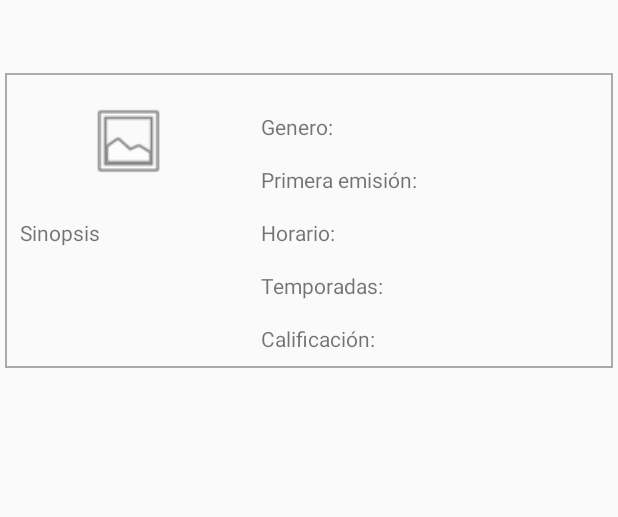
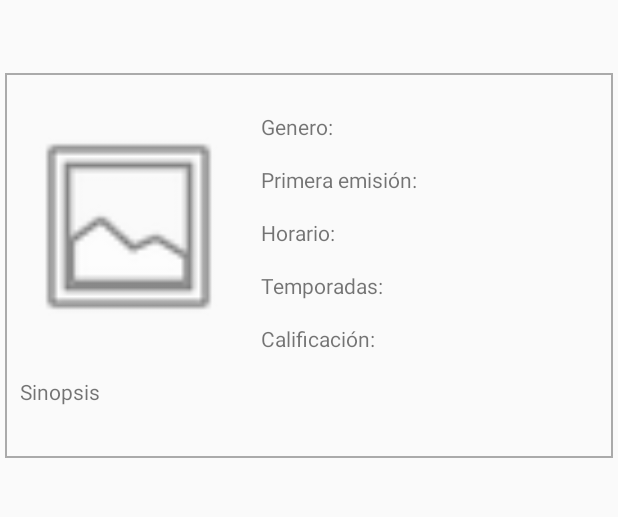
Before and after one commit to GustavoReMa/seriesMedioM, an Android app: the DetailsFragment screen opened directly, with no data from a screen before it, on a phone screen of 412 x 824 dp, the part 120-637 px from its top. Run offline under Robolectric (Android 15) with nearby library versions, the phone set to English and light mode, and no system bars; our stand-ins replace ButterKnife, Picasso; pictures from the network do not load; 2 statements that could not run were skipped.

Commit message:
Modificaciones pantalla

```diff
--- a/app/build.gradle
+++ b/app/build.gradle
@@ -34,10 +34,11 @@ dependencies {
     implementation 'com.squareup.picasso:picasso:2.71828'
     implementation 'com.android.support:recyclerview-v7:28.0.0'
     implementation 'com.victor:lib:1.0.4'
+    implementation 'com.android.support:cardview-v7:28.0.0'
 
     testImplementation 'junit:junit:4.12'
     androidTestImplementation 'com.android.support.test:runner:1.0.2'
     androidTestImplementation 'com.android.support.test.espresso:espresso-core:3.0.2'
-    implementation 'com.android.support:cardview-v7:28.0.0'
+
 
 }
--- a/app/src/main/java/com/example/series/MainActivity.java
+++ b/app/src/main/java/com/example/series/MainActivity.java
@@ -59,12 +59,9 @@ public class MainActivity extends AppCompatActivity {
                     Gson gson = new Gson();
                     Log.d(TAG, "Response token: " + gson.toJson(Objects.requireNonNull(userToken).token));
                     String token = gson.toJson(userToken.token);
-                    Log.d(TAG,"Token con comillas: " + token);
                     token = token.substring(1,token.length()-1);
-                    Log.d(TAG,"Token sin comillas: " + token);
 
                     SharedPreferences sharedPreferences = getSharedPreferences(Constants.NAME_PREFS, Activity.MODE_PRIVATE);
-                    //sharedPreferences.edit().putString(Constants.PREFS_KEY_TOKEN, gson.toJson(userToken.token)).apply();
                     sharedPreferences.edit().putString(Constants.PREFS_KEY_TOKEN, token).apply();
                     Intent intent = new Intent(MainActivity.this, SerieSearchActivity.class);
                     startActivity(intent);
--- a/app/src/main/java/com/example/series/activity/SerieDetailsActivity.java
+++ b/app/src/main/java/com/example/series/activity/SerieDetailsActivity.java
@@ -77,10 +77,10 @@ public class SerieDetailsActivity extends AppCompatActivity implements IListener
         super.onCreate(savedInstanceState);
         setContentView(R.layout.fragment_series_details_main);
         ButterKnife.bind(this);
-        seriesName = findViewById(R.id.name_serie_tab1);
-
         Toolbar toolbar = findViewById(R.id.toolbar);
         setSupportActionBar(toolbar);
+
+        seriesName = findViewById(R.id.name_serie_tab1);
 
         btnBack.setVisibility(View.VISIBLE);
         melonLeft.setVisibility(View.GONE);
--- a/app/src/main/java/com/example/series/activity/SerieSearchActivity.java
+++ b/app/src/main/java/com/example/series/activity/SerieSearchActivity.java
@@ -129,7 +129,6 @@ public class SerieSearchActivity extends AppCompatActivity {
                         }
                         //Log.d(TAG, "Response: " + gson.toJson(response.body().getData()));
 
-
                     } else {
                         if (response.code() == 404){
                             notFound = getString(R.string.not_found) + name;
--- a/app/src/main/java/com/example/series/fragment/DetailsFragment.java
+++ b/app/src/main/java/com/example/series/fragment/DetailsFragment.java
@@ -56,7 +56,7 @@ public class DetailsFragment extends Fragment {
         txtAirsTimeDescription = view.findViewById(R.id.airstime_description_details_serie);
         txtAirsDay = view.findViewById(R.id.airsday_description_details_serie);
         txtTotalSeasons = view.findViewById(R.id.total_seasons_description_details_serie);
-        txtOverviewDescription = view.findViewById(R.id.overview_details_serie);
+        txtOverviewDescription = view.findViewById(R.id.overview_description_details_serie);
         txtRatingDescription = view.findViewById(R.id.rating_description_details_serie);
         clearView();
 
--- a/app/src/main/java/com/example/series/fragment/EpisodesFragment.java
+++ b/app/src/main/java/com/example/series/fragment/EpisodesFragment.java
@@ -16,7 +16,6 @@ import android.widget.TextView;
 import com.example.series.R;
 import com.example.series.adapter.EpisodeSerieAdapter;
 import com.example.series.adapter.NumberSeasonAdapter;
-import com.example.series.api.data.Episode;
 import com.example.series.api.data.EpisodeList;
 import com.example.series.api.data.NumberSeason;
 import com.example.series.interfaces.IListenerClick;
--- a/app/src/main/res/layout/activity_serie_search.xml
+++ b/app/src/main/res/layout/activity_serie_search.xml
@@ -13,7 +13,6 @@
         layout="@layout/toolbar"
         android:layout_width="0dp"
         android:layout_height="wrap_content"
-        app:layout_constraintDimensionRatio=""
         app:layout_constraintEnd_toEndOf="parent"
         app:layout_constraintStart_toStartOf="parent" />
 
--- a/app/src/main/res/layout/fragment_actors.xml
+++ b/app/src/main/res/layout/fragment_actors.xml
@@ -6,7 +6,6 @@
     android:layout_width="match_parent"
     android:layout_height="match_parent"
     android:orientation="vertical">
-    <!--Hola tavo lofiu-->
     <TextView
         android:id="@+id/txt_actors_notFound"
         android:layout_width="wrap_content"
--- a/app/src/main/res/layout/fragment_details.xml
+++ b/app/src/main/res/layout/fragment_details.xml
@@ -2,7 +2,6 @@
 <ScrollView
     xmlns:android="http://schemas.android.com/apk/res/android"
     xmlns:app="http://schemas.android.com/apk/res-auto"
-    xmlns:tools="http://schemas.android.com/tools"
     android:layout_width="match_parent"
     android:layout_height="match_parent">
     <android.support.constraint.ConstraintLayout
@@ -18,9 +17,8 @@
             android:layout_marginLeft="8dp"
             android:layout_marginTop="8dp"
             android:layout_marginRight="8dp"
-            android:layout_marginBottom="8dp"
             android:src="@android:drawable/ic_menu_gallery"
-            app:layout_constraintBottom_toTopOf="@id/guideline3"
+            app:layout_constraintBottom_toBottomOf="@id/rating_details_serie"
             app:layout_constraintLeft_toLeftOf="parent"
             app:layout_constraintRight_toLeftOf="@id/guideline2"
             app:layout_constraintTop_toTopOf="parent" />
@@ -93,7 +91,7 @@
             android:layout_height="wrap_content"
             android:layout_marginLeft="8dp"
             android:layout_marginTop="16dp"
-            android:text="123"
+            android:text=""
             app:layout_constraintLeft_toRightOf="@id/airstime_description_details_serie"
             app:layout_constraintTop_toBottomOf="@id/aired_details_serie" />
 
@@ -141,10 +139,10 @@
             android:layout_marginTop="16dp"
             android:text="Sinopsis"
             app:layout_constraintStart_toStartOf="parent"
-            app:layout_constraintTop_toBottomOf="@id/guideline3" />
+            app:layout_constraintTop_toBottomOf="@id/poster_detail_serie" />
 
         <TextView
-            android:id="@+id/overview_details_serie"
+            android:id="@+id/overview_description_details_serie"
             android:layout_width="0dp"
             android:layout_height="wrap_content"
             android:layout_margin="5dp"
@@ -164,11 +162,5 @@
             android:orientation="vertical"
             app:layout_constraintGuide_percent="0.4" />
 
-        <android.support.constraint.Guideline
-            android:id="@+id/guideline3"
-            android:layout_width="match_parent"
-            android:layout_height="wrap_content"
-            android:orientation="horizontal"
-            app:layout_constraintGuide_percent="0.40" />
     </android.support.constraint.ConstraintLayout>
 </ScrollView>
```
